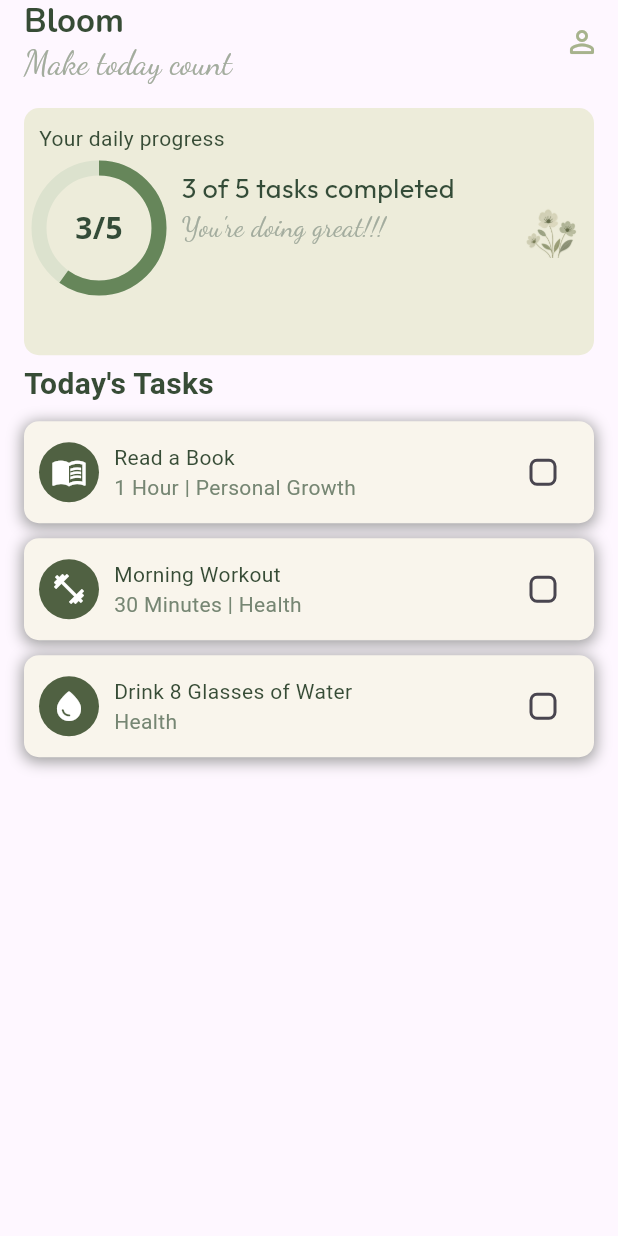
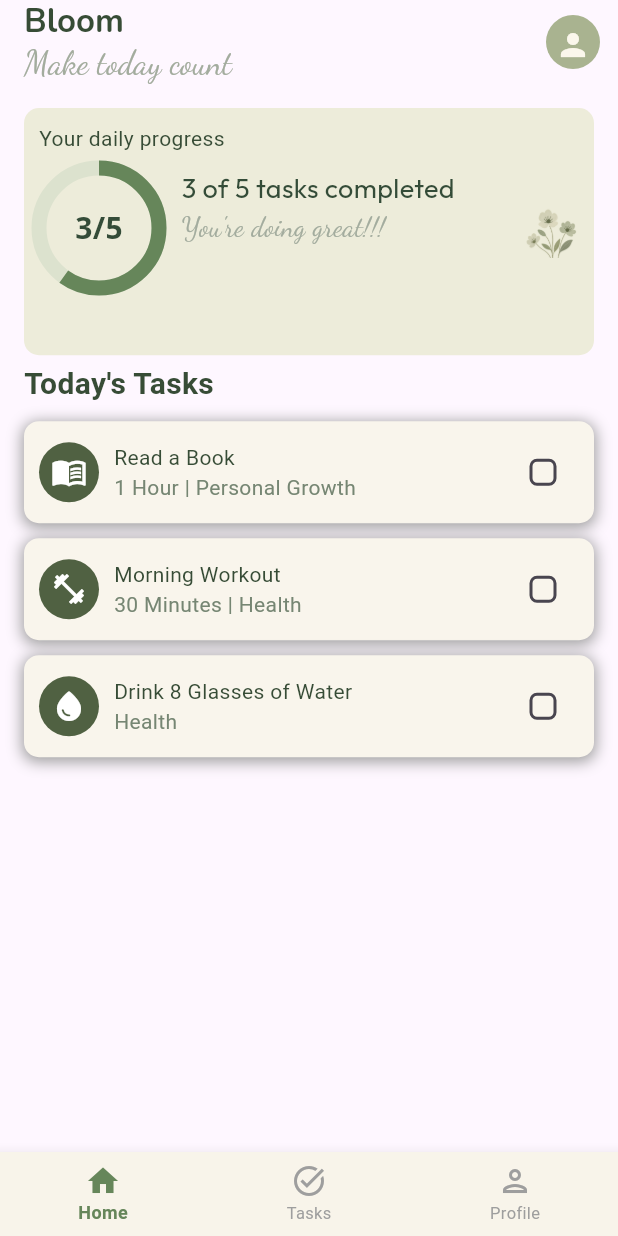
Before and after one commit to priyanshu6143/bloom, a Flutter app: the screen it shows after launch, on a phone screen of 412 x 824 dp. Run offline on Flutter 3.47's test engine with Material 3 defaults, Android fonts, the phone set to English and light mode, and no system bars; our stand-ins replace google_fonts; Roboto replaces fonts that are missing (Tuffy, Ubuntu).

Commit message:
Added Bottom Navigation Bar

```diff
--- a/lib/homepage.dart
+++ b/lib/homepage.dart
@@ -17,6 +17,7 @@ class _HomepageState extends State<Homepage> {
     return Scaffold(
       //backgroundColor: Color(0xFFF9F5E6),
       appBar: AppBar(
+        actionsPadding: EdgeInsets.all(10),
         title: Column(
           crossAxisAlignment: CrossAxisAlignment.start,
           children: [
@@ -36,11 +37,14 @@ class _HomepageState extends State<Homepage> {
           ],
         ),
         actions: [
-          IconButton(onPressed: (){},
-              icon: const Icon(
-                  Icons.person_outline_rounded,
-                color: Color(0xFFA7B38D),
-              ),
+          CircleAvatar(
+            backgroundColor: Color(0XFFA9B390),
+            child: IconButton(onPressed: (){},
+                icon: const Icon(
+                    Icons.person,
+                  color: Color(0xFFFBF7EC),
+                ),
+            ),
           ),
         ],
       ),
@@ -339,6 +343,36 @@ class _HomepageState extends State<Homepage> {
           ],
         ),
       ),
+      bottomNavigationBar: BottomNavigationBar(
+        backgroundColor: Color(0xFFF8F4EA),
+        selectedItemColor: const Color(0xFF66865A),
+        unselectedItemColor: Colors.grey,
+          selectedLabelStyle: GoogleFonts.ubuntu(
+            fontSize: 12,
+            fontWeight: FontWeight.bold,
+          ),
+          unselectedLabelStyle: GoogleFonts.ubuntu(
+            fontSize: 11,
+            fontWeight: FontWeight.normal,
+          ),
+          items: const[
+            BottomNavigationBarItem(
+              icon: Icon(Icons.home_filled,),
+              activeIcon: Icon(Icons.home),
+              label: "Home"
+            ),
+            BottomNavigationBarItem(
+              icon: Icon(Icons.task_alt_outlined),
+              activeIcon: Icon(Icons.task),
+              label: "Tasks",
+            ),
+            BottomNavigationBarItem(
+              icon: Icon(Icons.person_outlined),
+              activeIcon: Icon(Icons.person),
+              label: "Profile",
+            ),
+          ]
+      ) ,
     );
   }
 }
```
